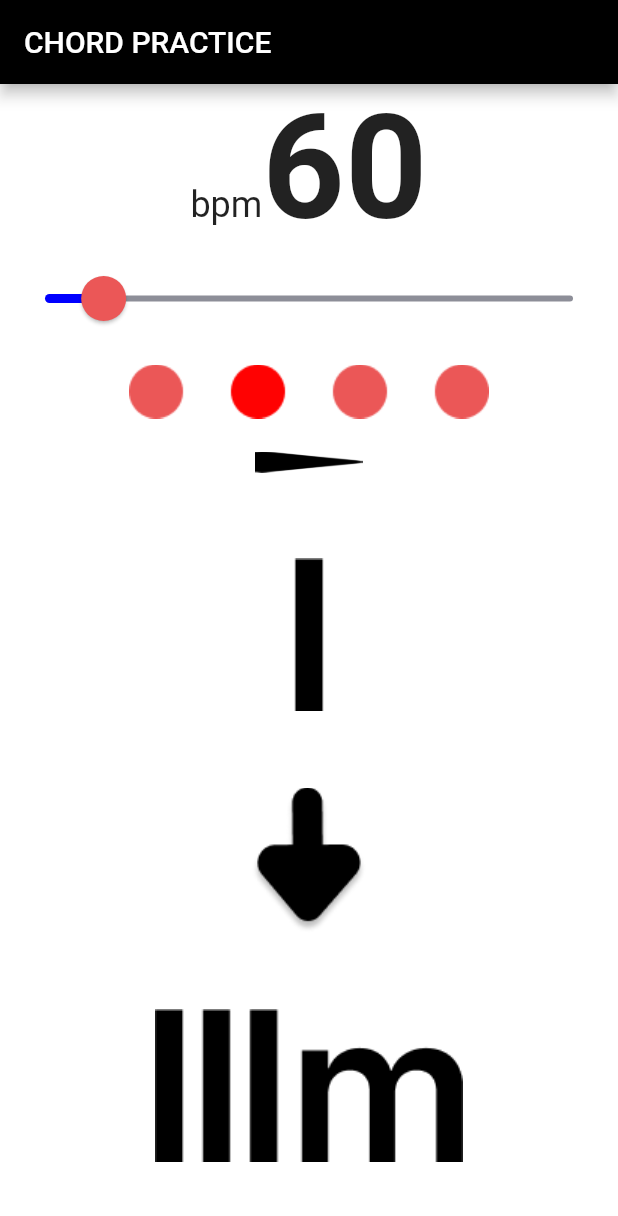
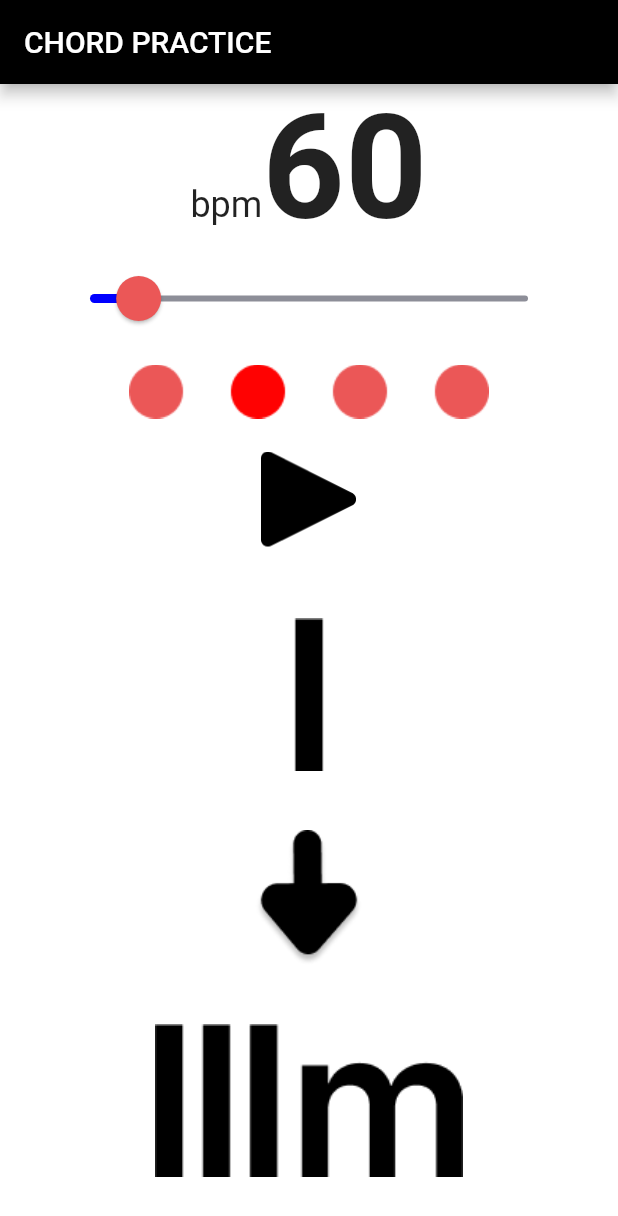
Before and after one commit to modeverv/flutter_chord_practice, a Flutter app: the screen it shows after launch, on a phone screen of 412 x 824 dp. Shown: the top 1216 px of the screen. Run offline on Flutter 3.47's test engine with Material 2 defaults, Android fonts, the phone set to English and light mode, and no system bars; missing offline and left inert: soundpool.

Commit message:
2022-03-14 10:43:44

```diff
--- a/lib/components/count.dart
+++ b/lib/components/count.dart
@@ -11,12 +11,14 @@ class CountWidget extends StatelessWidget {
 
   @override
   Widget build(BuildContext context) {
-    return SizedBox(
-      height: 64.0,
-      child: Image.asset(
-        'assets/images/haku${_count + 1}.png',
-        height: 48,
-      ),
-    );
+    return LayoutBuilder(builder: (context, constraints) {
+      return SizedBox(
+        height: constraints.maxWidth > 600 ? 72.0 : 64.0,
+        child: Image.asset(
+          'assets/images/haku${_count + 1}.png',
+          height: constraints.maxWidth > 600 ? 72 : 48,
+        ),
+      );
+    });
   }
 }
--- a/lib/components/playstop.dart
+++ b/lib/components/playstop.dart
@@ -12,17 +12,23 @@ class PlayStopWidget extends StatelessWidget {
 
   @override
   Widget build(BuildContext context) {
+    return LayoutBuilder(
+      builder: (context, constraints) {
         return SizedBox(
-      height: 30.0,
+          height: constraints.maxWidth > 600 ? 8 * 14 : 80,
           child: TextButton(
             onPressed: onPress,
             child: Image.asset(
               "assets/images/$mode.png",
-          height: 72,
-          width: 72,
+              height: constraints.maxWidth > 600 ? 8 * 14 : 80,
               fit: BoxFit.fill,
             ),
+//            style: TextButton.styleFrom(
+//              fixedSize: const Size.fromHeight(30),
+//            ),
           ),
+        );
+      },
     );
   }
 }
--- a/lib/components/slider.dart
+++ b/lib/components/slider.dart
@@ -12,7 +12,9 @@ class SliderWidget extends StatelessWidget {
 
   @override
   Widget build(BuildContext context) {
-    return SliderTheme(
+    return Padding(
+      padding: const EdgeInsets.fromLTRB(30, 0, 30, 0),
+      child: SliderTheme(
         data: SliderTheme.of(context).copyWith(
           thumbShape: const RoundSliderThumbShape(enabledThumbRadius: 15.0),
           overlayShape: const RoundSliderOverlayShape(overlayRadius: 30.0),
@@ -27,6 +29,7 @@ class SliderWidget extends StatelessWidget {
           max: 300.0,
           onChanged: onChanged,
         ),
+      ),
     );
   }
 }
```
Lines whose indentation alone changed are shown as unchanged.
